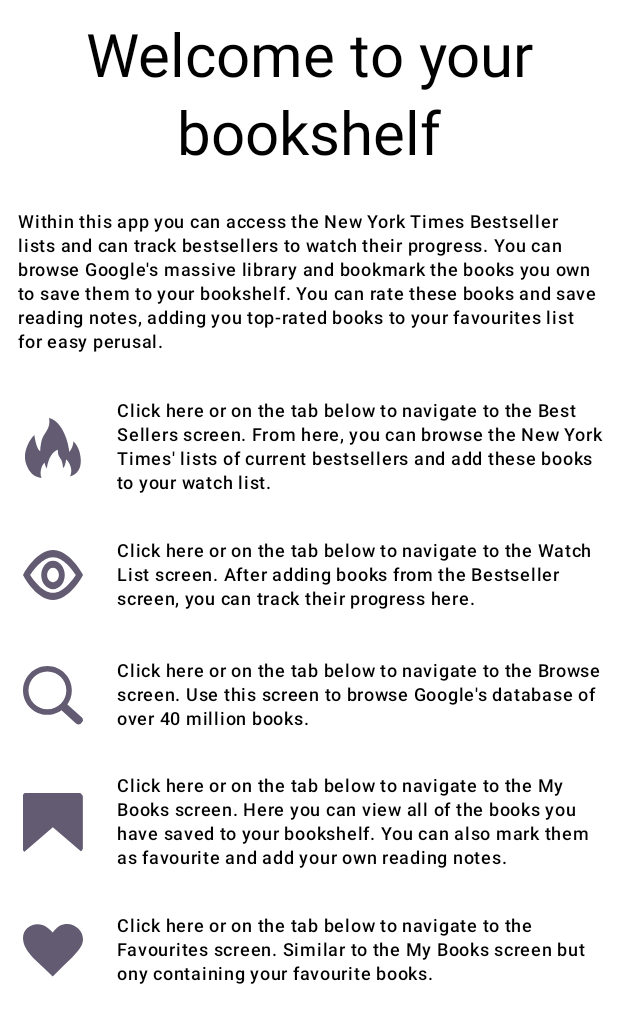
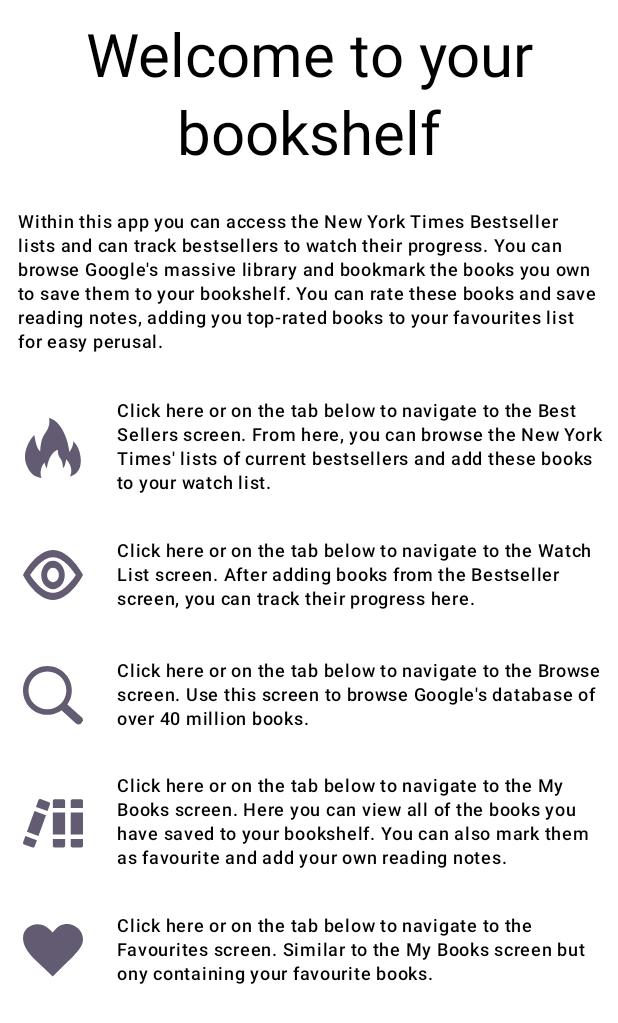
Before and after one commit to Glenn-Halls/My-Bookshelf, an Android app built with Jetpack Compose: the @Preview function HomeScreenPreview, on a phone screen of 412 x 824 dp. Shown: the top 1023 px of the screen. Run offline under Robolectric (Android 15) with nearby library versions, the phone set to English and light mode, and no system bars.

Commit message:
Update: myBook icon

```diff
--- a/app/src/main/res/drawable/owned.xml
+++ b/app/src/main/res/drawable/owned.xml
@@ -1,10 +1,18 @@
 <vector xmlns:android="http://schemas.android.com/apk/res/android"
-    android:width="122.57dp"
-    android:height="122.88dp"
-    android:viewportWidth="122.57"
-    android:viewportHeight="122.88">
+    android:width="122.88dp"
+    android:height="99.45dp"
+    android:viewportWidth="122.88"
+    android:viewportHeight="99.45">
   <path
       android:fillColor="#FFFFFFFF"
-      android:pathData="M0,0l122.57,0l0,122.88l-61.44,-52.93l-61.13,52.93l0,-122.88z"
+      android:pathData="M64.48,0.38h18.42c1.85,0 3.36,1.51 3.36,3.36v14.84H61.12V3.74C61.12,1.89 62.63,0.38 64.48,0.38L64.48,0.38zM86.27,27.65v45.19H61.12V27.65H86.27L86.27,27.65zM86.27,81.92v13.8c0,1.85 -1.51,3.36 -3.36,3.36H64.48c-1.85,0 -3.36,-1.51 -3.36,-3.36v-13.8H86.27L86.27,81.92z"
+      android:fillType="evenOdd"/>
+  <path
+      android:fillColor="#FFFFFFFF"
+      android:pathData="M101.09,0.38h18.42c1.85,0 3.36,1.51 3.36,3.36v14.84h-0.02H97.73V3.74C97.73,1.89 99.25,0.38 101.09,0.38L101.09,0.38zM122.88,27.65v45.19H97.73V27.65h25.13H122.88L122.88,27.65zM122.88,81.92v13.8c0,1.85 -1.51,3.36 -3.36,3.36h-18.42c-1.85,0 -3.36,-1.51 -3.36,-3.36v-13.8H122.88L122.88,81.92z"
+      android:fillType="evenOdd"/>
+  <path
+      android:fillColor="#FFFFFFFF"
+      android:pathData="M35.95,0.2l17.31,6.3c1.74,0.63 2.64,2.57 2.01,4.31L50.2,24.75l-23.63,-8.6l5.07,-13.94C32.28,0.47 34.22,-0.43 35.95,0.2L35.95,0.2zM47.1,33.28L31.65,75.75l-23.63,-8.6l15.45,-42.46L47.1,33.28L47.1,33.28zM28.55,84.28l-4.72,12.96c-0.63,1.74 -2.57,2.64 -4.31,2.01l-17.31,-6.3c-1.74,-0.63 -2.64,-2.57 -2.01,-4.31l4.72,-12.96L28.55,84.28L28.55,84.28z"
       android:fillType="evenOdd"/>
 </vector>
```
